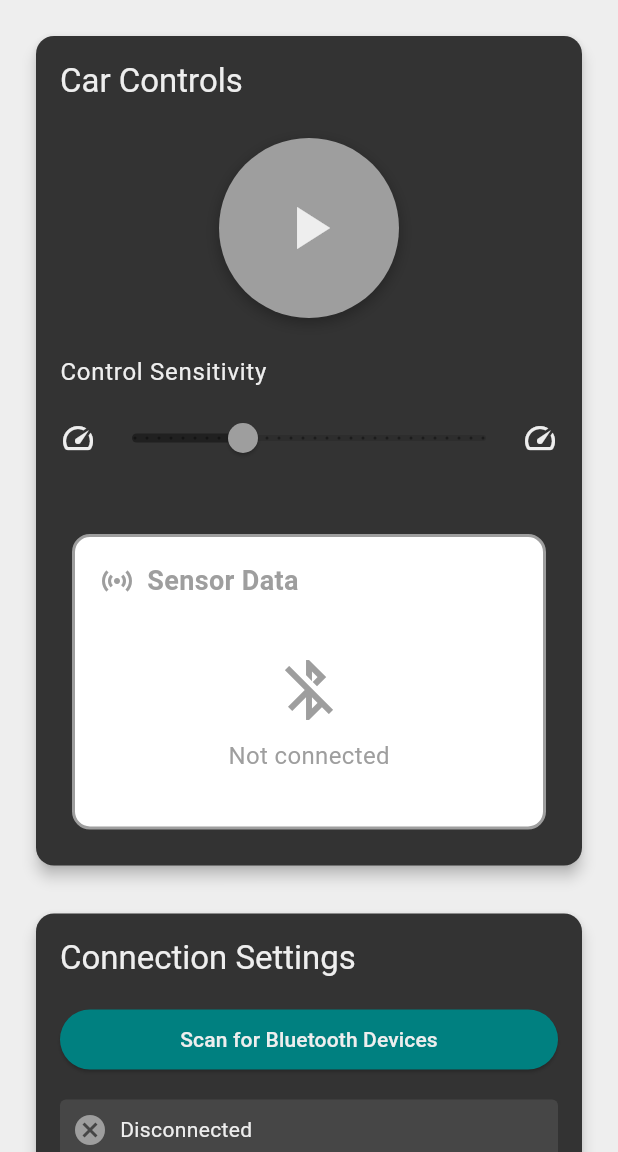
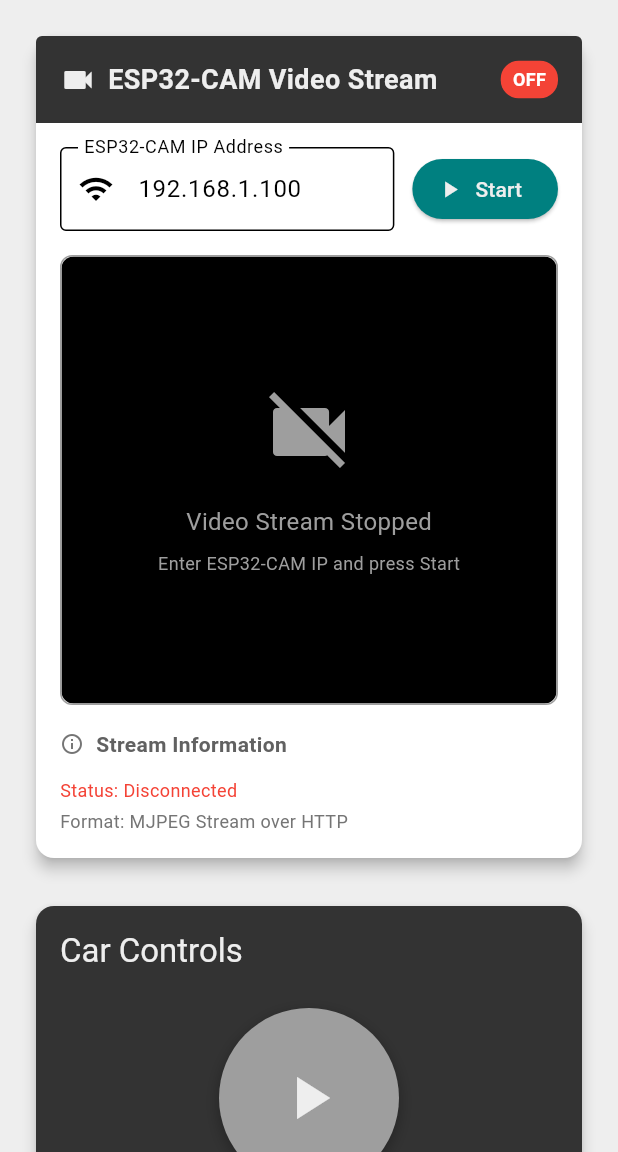
Before and after one commit to The-Loko/myapp, a Flutter app: the screen it shows after launch, on a phone screen of 412 x 824 dp, the part 84-1236 px from its top. Run offline on Flutter 3.47's test engine with Material 3 defaults, Android fonts, the light colour scheme and no system bars; our stand-ins replace flutter_bluetooth_serial, webview_flutter; missing offline and left inert: flutter_joystick, wifi_scan.

Commit message:
Add video streaming functionality with ESP32-CAM support and integrate video stream widget

```diff
--- a/lib/screens/home_screen.dart
+++ b/lib/screens/home_screen.dart
@@ -3,6 +3,7 @@ import 'package:provider/provider.dart';
 import '../providers/car_control_provider.dart';
 import '../widgets/connection_panel.dart';
 import '../widgets/control_panel.dart';
+import '../widgets/video_stream_widget.dart';
 import '../utils/constants.dart';
 
 class HomeScreen extends StatelessWidget {
@@ -17,10 +18,27 @@ class HomeScreen extends StatelessWidget {
         backgroundColor: AppColors.primaryColor,
       ),
       body: SingleChildScrollView(
-        padding: const EdgeInsets.all(16),
-        child: Column(
+        padding: const EdgeInsets.all(16),        child: Column(
           crossAxisAlignment: CrossAxisAlignment.stretch,
           children: [
+            // Video streaming panel
+            Consumer<CarControlProvider>(
+              builder: (context, provider, child) {
+                return VideoStreamWidget(
+                  streamUrl: provider.videoStreamUrl,
+                  isStreaming: provider.isVideoStreaming,
+                  onToggleStream: () {
+                    provider.toggleVideoStream();
+                  },
+                  onIpAddressChanged: (ipAddress) {
+                    provider.setEsp32CamIpAddress(ipAddress);
+                  },
+                );
+              },
+            ),
+
+            const SizedBox(height: 16),
+
             // Control panel for Start/Stop and sensitivity
             const ControlPanel(),
 
--- /dev/null
+++ b/lib/services/video_stream_service.dart
@@ -0,0 +1,116 @@
+import 'dart:async';
+import 'package:http/http.dart' as http;
+import '../utils/logger.dart';
+
+class VideoStreamService {
+  String? _streamUrl;
+  bool _isStreaming = false;
+  Timer? _connectionTestTimer;
+  Function(bool)? _onStreamStatusChanged;
+
+  bool get isStreaming => _isStreaming;
+  String? get streamUrl => _streamUrl;
+
+  // Set callback for stream status changes
+  void setStreamStatusCallback(Function(bool) callback) {
+    _onStreamStatusChanged = callback;
+  }
+
+  // Start video stream from ESP32-CAM
+  Future<bool> startVideoStream(String ipAddress, {int port = 80}) async {
+    if (_isStreaming) {
+      Logger.log('Video stream already running');
+      return true;
+    }
+
+    try {
+      // Construct the stream URL (ESP32-CAM serves MJPEG stream on root path)
+      _streamUrl = 'http://$ipAddress:$port/';
+
+      // Test if the ESP32-CAM is reachable
+      final isReachable = await _testConnection(ipAddress, port);
+
+      if (!isReachable) {
+        Logger.log('ESP32-CAM not reachable at $_streamUrl');
+        _streamUrl = null;
+        return false;
+      }
+
+      _isStreaming = true;
+      Logger.log('Video stream started: $_streamUrl');
+
+      // Start periodic connection test
+      _startConnectionMonitoring(ipAddress, port);
+
+      _onStreamStatusChanged?.call(true);
+      return true;
+
+    } catch (e) {
+      Logger.log('Failed to start video stream: $e');
+      _streamUrl = null;
+      _isStreaming = false;
+      _onStreamStatusChanged?.call(false);
+      return false;
+    }
+  }
+
+  // Stop video stream
+  void stopVideoStream() {
+    if (!_isStreaming) return;
+
+    _connectionTestTimer?.cancel();
+    _connectionTestTimer = null;
+    _streamUrl = null;
+    _isStreaming = false;
+
+    Logger.log('Video stream stopped');
+    _onStreamStatusChanged?.call(false);
+  }
+
+  // Test connection to ESP32-CAM
+  Future<bool> _testConnection(String ipAddress, int port) async {
+    try {
+      final response = await http.get(
+        Uri.parse('http://$ipAddress:$port/'),
+        headers: {'Connection': 'close'},
+      ).timeout(const Duration(seconds: 5));
+
+      // Check if response indicates a video stream (MJPEG content type)
+      final contentType = response.headers['content-type'] ?? '';
+      return response.statusCode == 200 &&
+             (contentType.contains('multipart/x-mixed-replace') ||
+              contentType.contains('image/jpeg'));
+
+    } catch (e) {
+      Logger.log('Connection test failed: $e');
+      return false;
+    }
+  }
+
+  // Monitor connection status periodically
+  void _startConnectionMonitoring(String ipAddress, int port) {
+    _connectionTestTimer = Timer.periodic(
+      const Duration(seconds: 10),
+      (timer) async {
+        final isConnected = await _testConnection(ipAddress, port);
+        if (!isConnected && _isStreaming) {
+          Logger.log('Lost connection to ESP32-CAM, stopping stream');
+          stopVideoStream();
+        }
+      },
+    );
+  }
+
+  // Get stream info for display
+  Map<String, dynamic> getStreamInfo() {
+    return {
+      'isStreaming': _isStreaming,
+      'streamUrl': _streamUrl,
+      'status': _isStreaming ? 'Connected' : 'Disconnected',
+    };
+  }
+
+  void dispose() {
+    stopVideoStream();
+  }
+}
--- /dev/null
+++ b/lib/widgets/video_stream_widget.dart
@@ -0,0 +1,333 @@
+import 'package:flutter/material.dart';
+import 'package:webview_flutter/webview_flutter.dart';
+import '../utils/constants.dart';
+import '../utils/logger.dart';
+
+class VideoStreamWidget extends StatefulWidget {
+  final String? streamUrl;
+  final bool isStreaming;
+  final VoidCallback? onToggleStream;
+  final Function(String)? onIpAddressChanged;
+
+  const VideoStreamWidget({
+    super.key,
+    this.streamUrl,
+    required this.isStreaming,
+    this.onToggleStream,
+    this.onIpAddressChanged,
+  });
+
+  @override
+  State<VideoStreamWidget> createState() => _VideoStreamWidgetState();
+}
+
+class _VideoStreamWidgetState extends State<VideoStreamWidget> {
+  late WebViewController _webViewController;
+  final TextEditingController _ipController = TextEditingController();
+  bool _webViewInitialized = false;
+  bool _hasError = false;
+
+  @override
+  void initState() {
+    super.initState();
+    _initializeWebView();
+    // Set default IP from ESP32 code (you might want to make this configurable)
+    _ipController.text = '192.168.1.100'; // Default IP, user can change
+  }
+
+  void _initializeWebView() {
+    _webViewController = WebViewController()
+      ..setJavaScriptMode(JavaScriptMode.unrestricted)
+      ..setNavigationDelegate(
+        NavigationDelegate(
+          onPageStarted: (String url) {
+            Logger.log('Video stream page started loading: $url');
+            setState(() {
+              _hasError = false;
+            });
+          },
+          onPageFinished: (String url) {
+            Logger.log('Video stream page finished loading: $url');
+          },
+          onWebResourceError: (WebResourceError error) {
+            Logger.log('Video stream error: ${error.description}');
+            setState(() {
+              _hasError = true;
+            });
+          },
+        ),
+      );
+    _webViewInitialized = true;
+  }
+
+  void _loadStream() {
+    if (widget.streamUrl != null && _webViewInitialized) {
+      _webViewController.loadRequest(Uri.parse(widget.streamUrl!));
+      setState(() {
+        _hasError = false;
+      });
+    }
+  }
+
+  @override
+  void didUpdateWidget(VideoStreamWidget oldWidget) {
+    super.didUpdateWidget(oldWidget);
+    if (widget.streamUrl != oldWidget.streamUrl && widget.streamUrl != null) {
+      _loadStream();
+    }
+  }
+
+  @override
+  Widget build(BuildContext context) {
+    return Card(
+      elevation: 4,
+      margin: const EdgeInsets.all(8),
+      child: Column(
+        crossAxisAlignment: CrossAxisAlignment.stretch,
+        children: [
+          // Header
+          Container(
+            padding: const EdgeInsets.all(16),
+            decoration: BoxDecoration(
+              color: AppColors.primaryColor,
+              borderRadius: const BorderRadius.only(
+                topLeft: Radius.circular(4),
+                topRight: Radius.circular(4),
+              ),
+            ),
+            child: Row(
+              children: [
+                Icon(
+                  Icons.videocam,
+                  color: AppColors.secondaryColor,
+                  size: 24,
+                ),
+                const SizedBox(width: 8),
+                Text(
+                  'ESP32-CAM Video Stream',
+                  style: TextStyle(
+                    color: AppColors.secondaryColor,
+                    fontSize: 18,
+                    fontWeight: FontWeight.bold,
+                  ),
+                ),
+                const Spacer(),
+                Container(
+                  padding: const EdgeInsets.symmetric(horizontal: 8, vertical: 4),
+                  decoration: BoxDecoration(
+                    color: widget.isStreaming ? Colors.green : Colors.red,
+                    borderRadius: BorderRadius.circular(12),
+                  ),
+                  child: Text(
+                    widget.isStreaming ? 'LIVE' : 'OFF',
+                    style: const TextStyle(
+                      color: Colors.white,
+                      fontSize: 12,
+                      fontWeight: FontWeight.bold,
+                    ),
+                  ),
+                ),
+              ],
+            ),
+          ),
+
+          // IP Address Input
+          Padding(
+            padding: const EdgeInsets.all(16),
+            child: Row(
+              children: [
+                Expanded(
+                  child: TextField(
+                    controller: _ipController,
+                    decoration: const InputDecoration(
+                      labelText: 'ESP32-CAM IP Address',
+                      hintText: '192.168.1.100',
+                      border: OutlineInputBorder(),
+                      prefixIcon: Icon(Icons.wifi),
+                    ),
+                    onChanged: (value) {
+                      widget.onIpAddressChanged?.call(value);
+                    },
+                  ),
+                ),
+                const SizedBox(width: 12),
+                ElevatedButton.icon(
+                  onPressed: () {
+                    if (_ipController.text.isNotEmpty) {
+                      widget.onIpAddressChanged?.call(_ipController.text);
+                      widget.onToggleStream?.call();
+                    }
+                  },
+                  icon: Icon(widget.isStreaming ? Icons.stop : Icons.play_arrow),
+                  label: Text(widget.isStreaming ? 'Stop' : 'Start'),
+                  style: ElevatedButton.styleFrom(
+                    backgroundColor: widget.isStreaming ? Colors.red : AppColors.accentColor,
+                  ),
+                ),
+              ],
+            ),
+          ),
+
+          // Video Stream Display
+          Container(
+            height: 300,
+            margin: const EdgeInsets.symmetric(horizontal: 16),
+            decoration: BoxDecoration(
+              border: Border.all(color: Colors.grey),
+              borderRadius: BorderRadius.circular(8),
+            ),
+            child: ClipRRect(
+              borderRadius: BorderRadius.circular(8),
+              child: _buildStreamContent(),
+            ),
+          ),
+
+          // Stream Info
+          Padding(
+            padding: const EdgeInsets.all(16),
+            child: _buildStreamInfo(),
+          ),
+        ],
+      ),
+    );
+  }
+
+  Widget _buildStreamContent() {
+    if (!widget.isStreaming) {
+      return Container(
+        color: Colors.black,
+        child: const Center(
+          child: Column(
+            mainAxisAlignment: MainAxisAlignment.center,
+            children: [
+              Icon(
+                Icons.videocam_off,
+                size: 64,
+                color: Colors.grey,
+              ),
+              SizedBox(height: 16),
+              Text(
+                'Video Stream Stopped',
+                style: TextStyle(
+                  color: Colors.grey,
+                  fontSize: 16,
+                ),
+              ),
+              SizedBox(height: 8),
+              Text(
+                'Enter ESP32-CAM IP and press Start',
+                style: TextStyle(
+                  color: Colors.grey,
+                  fontSize: 12,
+                ),
+              ),
+            ],
+          ),
+        ),
+      );
+    }
+
+    if (_hasError) {
+      return Container(
+        color: Colors.black,
+        child: const Center(
+          child: Column(
+            mainAxisAlignment: MainAxisAlignment.center,
+            children: [
+              Icon(
+                Icons.error_outline,
+                size: 64,
+                color: Colors.red,
+              ),
+              SizedBox(height: 16),
+              Text(
+                'Connection Error',
+                style: TextStyle(
+                  color: Colors.red,
+                  fontSize: 16,
+                ),
+              ),
+              SizedBox(height: 8),
+              Text(
+                'Check ESP32-CAM IP and WiFi connection',
+                style: TextStyle(
+                  color: Colors.grey,
+                  fontSize: 12,
+                ),
+                textAlign: TextAlign.center,
+              ),
+            ],
+          ),
+        ),
+      );
+    }
+
+    if (widget.streamUrl == null) {
+      return Container(
+        color: Colors.black,
+        child: const Center(
+          child: CircularProgressIndicator(),
+        ),
+      );
+    }
+
+    return WebViewWidget(controller: _webViewController);
+  }
+
+  Widget _buildStreamInfo() {
+    return Column(
+      crossAxisAlignment: CrossAxisAlignment.start,
+      children: [
+        Row(
+          children: [
+            Icon(
+              Icons.info_outline,
+              size: 16,
+              color: Colors.grey[600],
+            ),
+            const SizedBox(width: 8),
+            Text(
+              'Stream Information',
+              style: TextStyle(
+                fontWeight: FontWeight.bold,
+                color: Colors.grey[700],
+              ),
+            ),
+          ],
+        ),
+        const SizedBox(height: 8),
+        if (widget.streamUrl != null)
+          Text(
+            'URL: ${widget.streamUrl}',
+            style: TextStyle(
+              fontSize: 12,
+              color: Colors.grey[600],
+              fontFamily: 'monospace',
+            ),
+          ),
+        const SizedBox(height: 4),
+        Text(
+          'Status: ${widget.isStreaming ? "Connected" : "Disconnected"}',
+          style: TextStyle(
+            fontSize: 12,
+            color: widget.isStreaming ? Colors.green : Colors.red,
+          ),
+        ),
+        const SizedBox(height: 4),
+        Text(
+          'Format: MJPEG Stream over HTTP',
+          style: TextStyle(
+            fontSize: 12,
+            color: Colors.grey[600],
+          ),
+        ),
+      ],
+    );
+  }
+
+  @override
+  void dispose() {
+    _ipController.dispose();
+    super.dispose();
+  }
+}
--- a/pubspec.yaml
+++ b/pubspec.yaml
@@ -14,6 +14,8 @@ dependencies:
   shared_preferences: ^2.2.2  # For saving settings
   provider: ^6.1.1  # For state management
   cupertino_icons: ^1.0.6
+  http: ^1.1.0  # For HTTP requests
+  webview_flutter: ^4.4.2  # For video streaming display
 
 dev_dependencies:
   flutter_test:
```
Also changed, not shown: lib/providers/car_control_provider.dart (+49 -0 lines).
